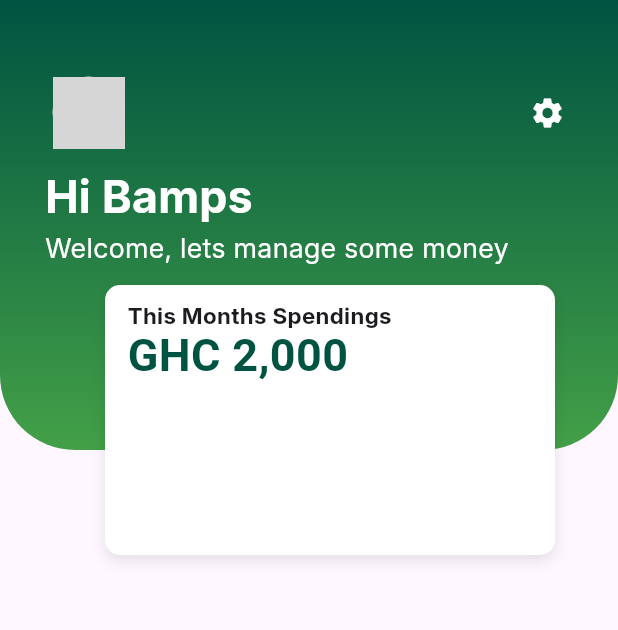
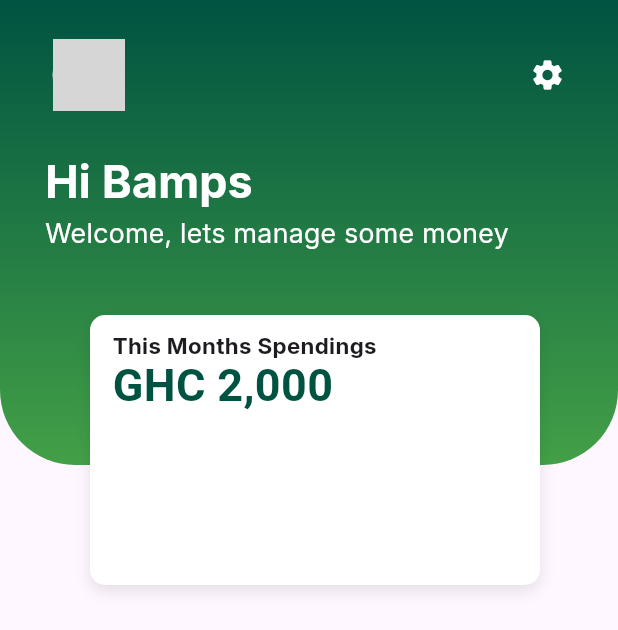
Before and after one commit to Tiptoplegend/fintrack_app, a Flutter app: the Homepage screen opened directly, on a phone screen of 412 x 824 dp. Shown: the top 630 px of the screen. Run offline on Flutter 3.47's test engine with Material 3 defaults, Android fonts, the phone set to English and light mode, and no system bars; our stand-ins replace firebase_auth, firebase_core; accounts and stored records are empty; grey boxes are pictures that could not be loaded.

Commit message:
Made changes to the sign up and fized the homepage

```diff
--- a/lib/Main Screens/Homepage.dart
+++ b/lib/Main Screens/Homepage.dart
@@ -1,4 +1,5 @@
 import 'package:flutter/material.dart';
+import 'package:flutter/services.dart';
 
 class Homepage extends StatefulWidget {
   const Homepage({super.key});
@@ -10,19 +11,26 @@ class Homepage extends StatefulWidget {
 class _HomepageState extends State<Homepage> {
   @override
   Widget build(BuildContext context) {
-    return Scaffold(
+    return AnnotatedRegion<SystemUiOverlayStyle>(
+        value: SystemUiOverlayStyle.light.copyWith(
+          statusBarColor: const Color(0xFF005341), // Matches the green gradient
+          statusBarIconBrightness: Brightness.light, // Light icons for contrast
+        ),
+        child: Scaffold(
           body: Stack(children: [
             _Uppersection(),
             Positioned(
               left: 30,
-          top: 110,
+              top: 100,
               child: _Greetings(),
             ),
-        Positioned(top: 190, left: 70,
-        child: Cardsection()
+            Positioned(
+              top: 210,
+              left: 60,
+              child: Cardsection(),
             )
           ]),
-    );
+        ));
   }
 }
 
@@ -32,7 +40,7 @@ Widget _Uppersection() {
       child: Column(
         children: [
           Container(
-          height: 300,
+            height: 310,
             decoration: BoxDecoration(
               gradient: LinearGradient(
                 colors: [
@@ -61,7 +69,7 @@ Widget _Uppersection() {
                     ),
                     const SizedBox(
                       width: 200,
-                    height: 150,
+                      height: 100,
                     ),
                     Icon(
                       Icons.settings,
@@ -70,7 +78,7 @@ Widget _Uppersection() {
                   ],
                 ),
                 const SizedBox(
-                height:30,
+                  height: 30,
                 ),
               ],
             ),
@@ -96,11 +104,8 @@ Widget _Greetings() {
       ),
       Text(
         'Welcome, lets manage some money',
-        style: TextStyle(
-          fontFamily: 'inter',
-          fontSize:18,
-          color: Colors.white
-          ),
+        style:
+            TextStyle(fontFamily: 'inter', fontSize: 18, color: Colors.white),
       )
     ],
   );
@@ -129,10 +134,7 @@ Widget Cardsection() {
         child: Text(
           'This Months Spendings',
           style: TextStyle(
-            fontFamily: 'inter',
-            fontSize: 15,
-             fontWeight: FontWeight.bold
-             ),
+              fontFamily: 'inter', fontSize: 15, fontWeight: FontWeight.bold),
         ),
       ),
       Positioned(
@@ -143,8 +145,7 @@ Widget Cardsection() {
           style: TextStyle(
               fontSize: 30,
               fontWeight: FontWeight.bold,
-                color:   Color(0xFF005341)
-                ),
+              color: Color(0xFF005341)),
         ),
       ),
     ],
--- a/lib/Onboarding/SignUp.dart
+++ b/lib/Onboarding/SignUp.dart
@@ -1,4 +1,4 @@
-import 'package:fintrack_app/Main%20Screens/Landingpage.dart';
+import 'package:fintrack_app/Navigation.dart';
 import 'package:fintrack_app/Onboarding/SignIn.dart';
 import 'package:fintrack_app/Onboarding/Welcome.dart';
 import 'package:firebase_auth/firebase_auth.dart';
@@ -37,7 +37,7 @@ class _SignUpPageState extends State<SignUpPage> {
           style: TextStyle(fontSize: 18),
         )));
         Navigator.push(
-            context, MaterialPageRoute(builder: (context) => Landingpage()));
+            context, MaterialPageRoute(builder: (context) => Navigation()));
       } on FirebaseAuthException catch (e) {
         print('Error: ${e.message}'); // Log the error for debugging
 
--- a/lib/main.dart
+++ b/lib/main.dart
@@ -1,9 +1,7 @@
-import 'package:fintrack_app/Main%20Screens/Homepage.dart';
-import 'package:fintrack_app/Main%20Screens/Landingpage.dart';
+import 'package:fintrack_app/Navigation.dart';
 import 'package:fintrack_app/Onboarding/Splashscreen.dart';
-import 'package:fintrack_app/Onboarding/Welcome.dart';
+// import 'package:fintrack_app/Onboarding/Splashscreen.dart';
 import 'package:flutter/material.dart';
-// import 'package:firebase_auth/firebase_auth.dart';
 import 'package:firebase_core/firebase_core.dart';
 
 void main() async {
```
Also changed, not shown: lib/Main Screens/Analytics.dart (added, +48 -0 lines), lib/Navigation.dart (renamed from lib/Main Screens/Landingpage.dart, +10 -9 lines), lib/Onboarding/SignIn.dart (+8 -1 lines). Lines whose indentation alone changed are shown as unchanged.
